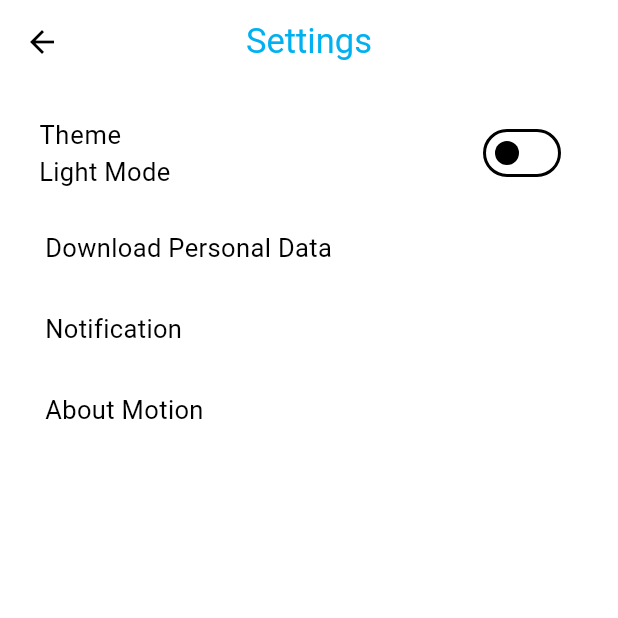
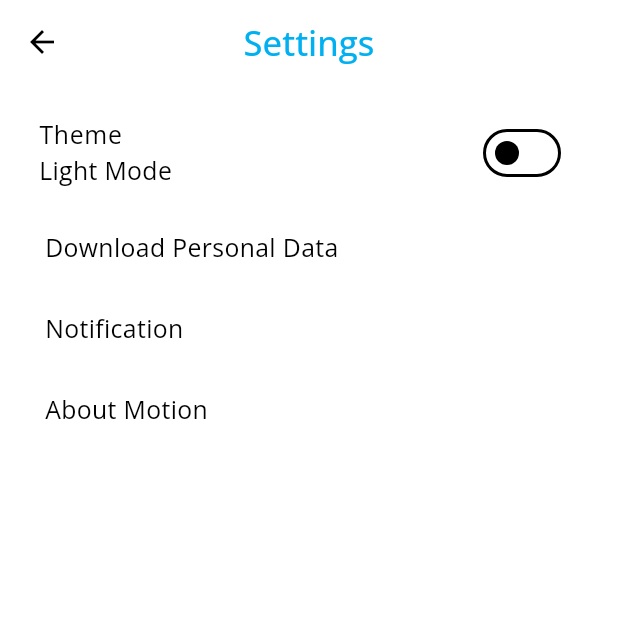
Before and after one commit to bcr2001/motion, a Flutter app: the SettingsPage screen opened directly, on a phone screen of 412 x 824 dp, the top half of it. Run offline on Flutter 3.47's test engine with Material 2 defaults, Android fonts, the phone set to English and light mode, and no system bars; our stand-ins replace cloud_firestore, firebase_auth, firebase_core, flutter_svg, google_fonts, logger and 1 more; accounts and stored records are empty; network calls fail.

Commit message:
packaged the variables in the motion_text_styling.dart file into a single class and also changed the textTheme in both the light_theme.dart and dart_theme.dart files to align with the stylings defined in the TextEditingStyling class

```diff
--- a/lib/motion_routes/stats_route.dart
+++ b/lib/motion_routes/stats_route.dart
@@ -11,7 +11,7 @@ class MotionStatesRoute extends StatelessWidget {
     return Scaffold(
       appBar: AppBar(title: const Text(
           AppString.statsRouteTitle,)
-      ,actions: const [MainRoutePopUpMenu()],),
+      ,actions: const [MotionActionButtons()],),
 
     );
   }
--- a/lib/motion_screens/settings_page.dart
+++ b/lib/motion_screens/settings_page.dart
@@ -30,9 +30,9 @@ class SettingsPage extends StatelessWidget {
   Widget build(BuildContext context) {
     return Scaffold(
       appBar: AppBar(
-        title: const Text(
+        title:  Text(
           AppString.settingsTitle,
-          style: appTitleStyle,
+          style: TextEditingStyling.appTitleStyle,
         ),
         centerTitle: true,
       ),
--- a/lib/motion_themes/app_images.dart
+++ b/lib/motion_themes/app_images.dart
@@ -1,25 +1,27 @@
 import 'package:flutter/material.dart';
 import 'package:flutter_svg/flutter_svg.dart';
 
+
+class AppImages {
+  // sign-in page images
+  static final Image formlessShapeImage = getAssetImage("sign_in_graphics.png");
+  static final Image welcomeToMotionImage = getAssetImage("welcome_to_motion.png");
+  static SvgPicture devicesImage = getSvgAsset("devices.svg");
+
+  // sign-up page images
+  static final Image signUpImage = getAssetImage("sign_up_graphics.png");
+}
+
+
+// png images
 Image getAssetImage(String imageName) {
   const String imagesFileLocation = "assets/images/motion_icons/";
   return Image.asset("$imagesFileLocation$imageName");
 }
 
+// svg images
 SvgPicture getSvgAsset(String svgName) {
   const String svgFileLocation = "assets/images/motion_icons/";
 
-  return SvgPicture.asset(
-    "$svgFileLocation$svgName"
-  );
+  return SvgPicture.asset("$svgFileLocation$svgName");
 }
-
-class AppImages {
-  // sign in page images
-  static Image formlessShapeImage = getAssetImage("sign_in_graphics.png");
-  static Image welcomeToMotionImage = getAssetImage("welcome_to_motion.png");
-  static SvgPicture devicesImage = getSvgAsset("devices.svg");
-
-  // sign up page images
-  static Image signUpImage = getAssetImage("sign_up_graphics.png");
-}
--- a/lib/motion_themes/dark_theme.dart
+++ b/lib/motion_themes/dark_theme.dart
@@ -1,18 +1,15 @@
 import 'package:flutter/material.dart';
-import 'package:google_fonts/google_fonts.dart';
 import 'motion_text_styling.dart';
 import 'widget_bg_color.dart';
 
 ThemeData darkThemeData = ThemeData(
 
-    // text theme
-    textTheme: GoogleFonts.latoTextTheme().copyWith(
-      bodyLarge: const TextStyle(fontSize: 17, fontWeight: FontWeight.w400, color: Colors.white),
-      bodyMedium: const TextStyle(fontSize: 17, fontWeight: FontWeight.w400, color: Colors.white),
-      bodySmall: const TextStyle(fontSize: 17, fontWeight: FontWeight.w400, color: Colors.white),
+    textTheme: TextTheme(
+      bodyLarge: TextEditingStyling.bodyStylingDarkMode,
+      bodyMedium:TextEditingStyling.bodyStylingDarkMode,
+      bodySmall: TextEditingStyling.bodyStylingDarkMode,
     ),
 
-  // color scheme
     colorScheme: ColorScheme.dark(
       primary: darkThemeWidgetBgColor
     ),
@@ -23,17 +20,14 @@ ThemeData darkThemeData = ThemeData(
     ),
 
     // text form field
-
-
     dialogTheme: DialogTheme(
-      titleTextStyle: dialogTitleTextStyle,
+    titleTextStyle: TextEditingStyling.dialogTitleTextStyle,
     backgroundColor: darkThemeWidgetBgColor),
-
     popupMenuTheme: PopupMenuThemeData(color: darkThemeWidgetBgColor),
 
     appBarTheme: AppBarTheme(
         centerTitle: true,
-        titleTextStyle: appTitleStyle,
+        titleTextStyle: TextEditingStyling.appTitleStyle,
         backgroundColor: darkThemeWidgetBgColor),
 
     scaffoldBackgroundColor: Colors.black,
--- a/lib/motion_themes/light_theme.dart
+++ b/lib/motion_themes/light_theme.dart
@@ -10,21 +10,21 @@ ThemeData lightThemeData = ThemeData(
   ),
 
   // app bar theme
-  appBarTheme: AppBarTheme(
+  appBarTheme:  AppBarTheme(
     centerTitle: true,
-    titleTextStyle: appTitleStyle,
+    titleTextStyle: TextEditingStyling.appTitleStyle,
   ),
 
   // text theme
-  textTheme: GoogleFonts.latoTextTheme().copyWith(
-    bodyLarge: const TextStyle(fontSize: 17, fontWeight: FontWeight.w400),
-    bodyMedium: const TextStyle(fontSize: 17, fontWeight: FontWeight.w400),
-    bodySmall: const TextStyle(fontSize: 17, fontWeight: FontWeight.w400)
+  textTheme: TextTheme(
+    bodyLarge: TextEditingStyling.bodyStylingLightMode,
+    bodyMedium:  TextEditingStyling.bodyStylingLightMode,
+    bodySmall: TextEditingStyling.bodyStylingLightMode
   ),
 
   // alert dialog theme
-  dialogTheme:  const DialogTheme(
-    titleTextStyle: dialogTitleTextStyle
+  dialogTheme:  DialogTheme(
+    titleTextStyle: TextEditingStyling.dialogTitleTextStyle
   ),
 
   // elevated button
--- a/lib/motion_themes/motion_text_styling.dart
+++ b/lib/motion_themes/motion_text_styling.dart
@@ -1,8 +1,5 @@
 import 'package:flutter/material.dart';
-
-// route appbar title text style
-const TextStyle   appTitleStyle =
-     TextStyle(fontSize: 23, color: Color(0xFF00B0F0));
+import 'package:google_fonts/google_fonts.dart';
 
 // content text style (with color options)
 TextStyle contentStyle(
@@ -16,6 +13,22 @@ TextStyle contentStyle(
   );
 }
 
-// dialog title text style
-const dialogTitleTextStyle =
-    TextStyle(color: Colors.blue, fontSize: 20, fontWeight: FontWeight.w600);
+class TextEditingStyling {
+  // route appbar title text style
+  static final TextStyle appTitleStyle = GoogleFonts.openSans(
+      fontSize: 23,
+      color: const Color(0xFF00B0F0),
+      fontWeight: FontWeight.w500);
+
+  // dialog title text style
+  static final TextStyle dialogTitleTextStyle = GoogleFonts.openSans(
+      color: Colors.blue, fontSize: 23, fontWeight: FontWeight.w700);
+
+  // body styling (light mode)
+  static final TextStyle bodyStylingLightMode =
+      GoogleFonts.openSans(color: Colors.black, fontSize: 16.5);
+
+  // body styling (dark mode)
+  static final TextStyle bodyStylingDarkMode =
+      GoogleFonts.openSans(color:const Color(0XFFF5F5F5), fontSize: 16.5);
+}
```
